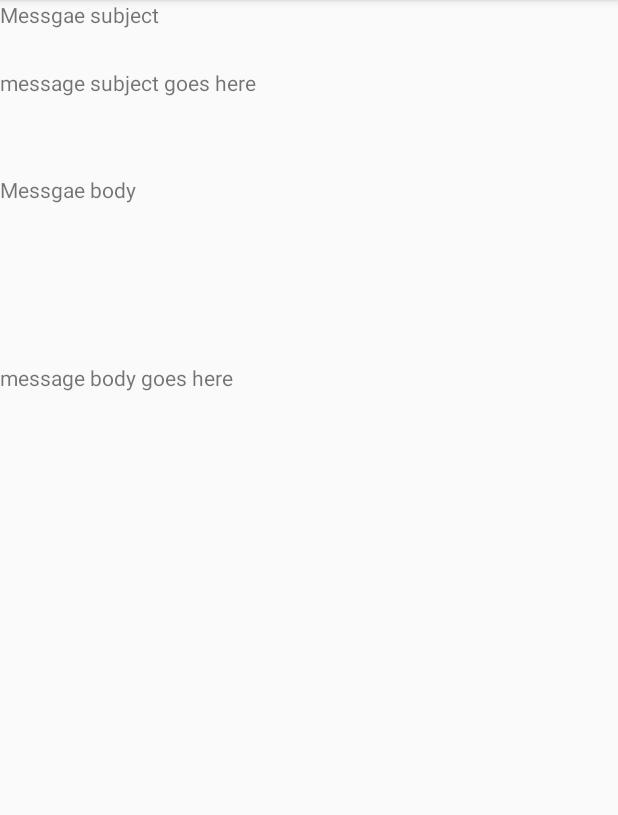
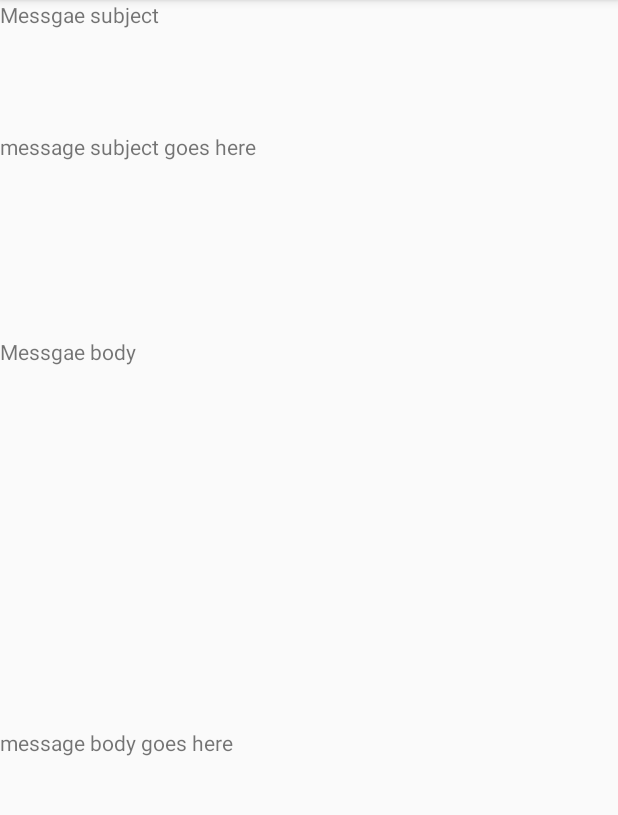
Before and after one commit to standy66/slowgram, an Android app: the fragment ViewMessageFragment shown on its own in the app's theme, on a phone screen of 412 x 824 dp, the part 84-899 px from its top. Run offline under Robolectric (Android 15) with nearby library versions, the phone set to English and light mode, and no system bars; 2 statements that could not run were skipped.

Commit message:
message fragment

```diff
--- a/client_android/app/src/main/res/layout/view_message_fragment.xml
+++ b/client_android/app/src/main/res/layout/view_message_fragment.xml
@@ -6,14 +6,14 @@
 
     <TextView
         android:layout_width="match_parent"
-        android:layout_height="15dp"
+        android:layout_height="wrap_content"
         android:text="@string/message_subject_name"
         android:layout_gravity="center_horizontal"
         android:layout_weight="0.10" />
 
     <TextView
         android:layout_width="match_parent"
-        android:layout_height="20dp"
+        android:layout_height="wrap_content"
         android:text="message subject goes here"
         android:id="@+id/message_subject"
         android:layout_gravity="center_horizontal"
@@ -27,7 +27,7 @@
 
     <TextView
         android:layout_width="match_parent"
-        android:layout_height="410dp"
+        android:layout_height="wrap_content"
         android:text="message body goes here"
         android:id="@+id/message_body"
         android:layout_weight="0.15" />
```
